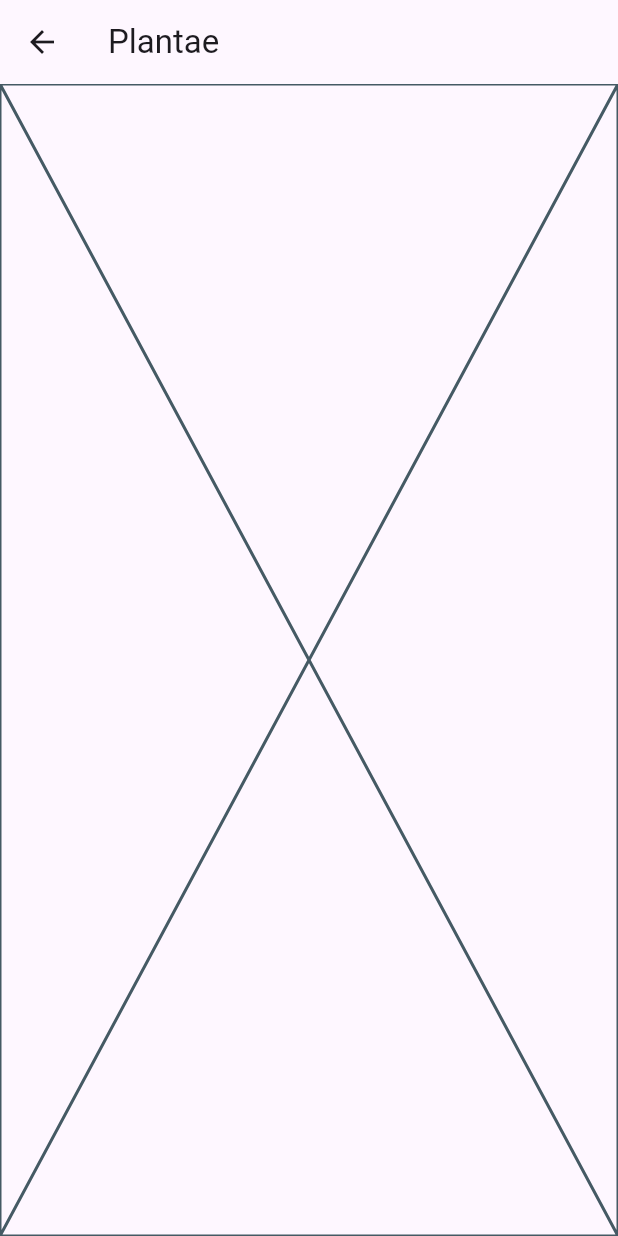
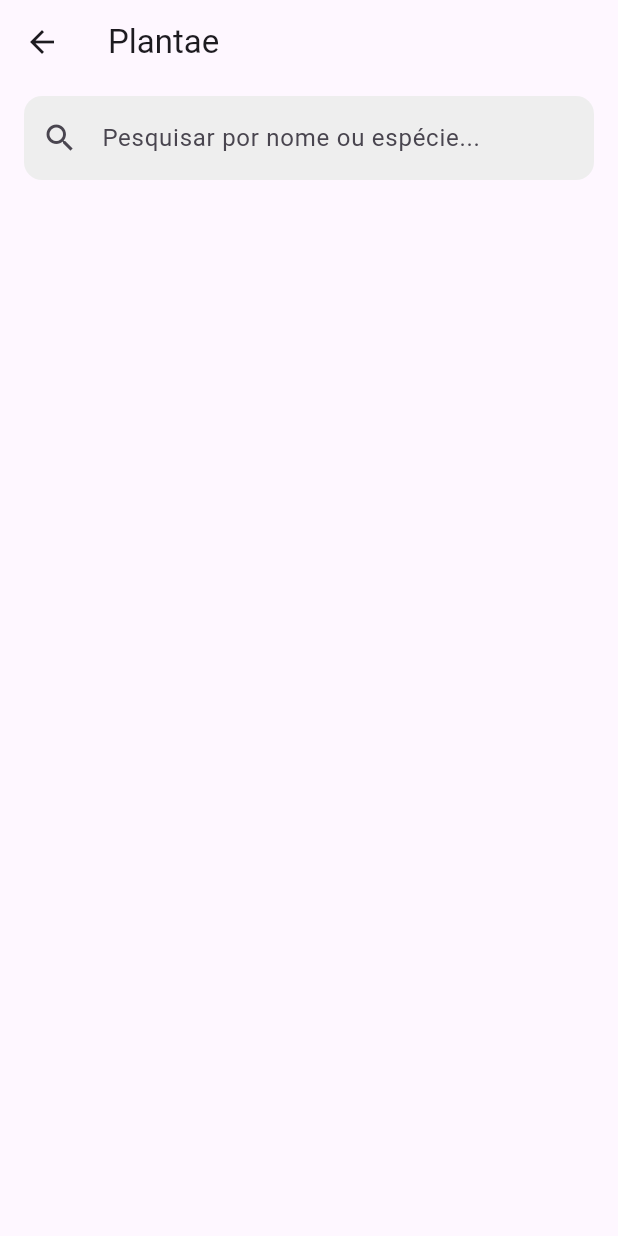
Before and after one commit to gabruurr/plantae_app, a Flutter app: the HomeView screen opened directly, on a phone screen of 412 x 824 dp. Run offline on Flutter 3.47's test engine with Material 3 defaults, Android fonts, the light colour scheme and no system bars; network calls fail.

Commit message:
feat: criando barra de pesquisa

```diff
--- a/lib/views/home_view.dart
+++ b/lib/views/home_view.dart
@@ -10,10 +10,34 @@ class HomeView extends StatelessWidget {
     final viewModel = Provider.of<PlantViewModel>(context, listen: false);
 
     return Scaffold(
-        appBar: AppBar(
-          title: const Text('Plantae'),
-          centerTitle: false,
-        ),
-        body: Placeholder());
-  }
-}
+      appBar: AppBar(
+        title: const Text('Plantae'),
+        centerTitle: false,
+      ),
+      body: Padding(
+        padding: const EdgeInsets.symmetric(horizontal: 16.0),
+        child: Column(
+          children: [
+            Padding(
+              padding: const EdgeInsets.only(top: 8.0, bottom: 16.0),
+              child: TextField(
+                onChanged: (value) {
+                  viewModel.searchPlants(value);
+                },
+                decoration: InputDecoration(
+                  hintText: 'Pesquisar por nome ou espécie...',
+                  prefixIcon: const Icon(Icons.search),
+                  border: OutlineInputBorder(
+                    borderRadius: BorderRadius.circular(12.0),
+                    borderSide: BorderSide.none,
+                  ),
+                  filled: true,
+                  fillColor: Colors.grey.shade200,
+                ),
+              ),
+            ),
+          ],),
+      ),
+    );
+
+}}
```
